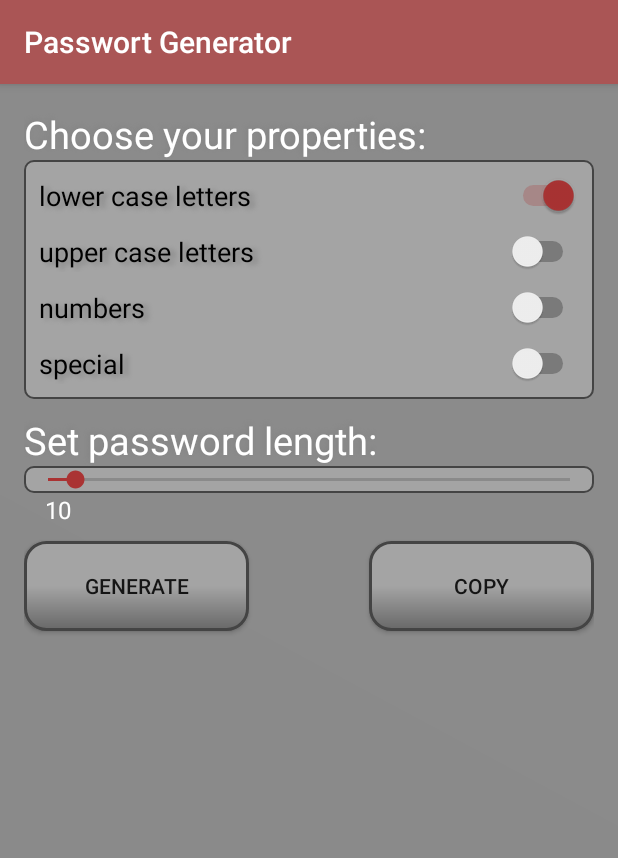
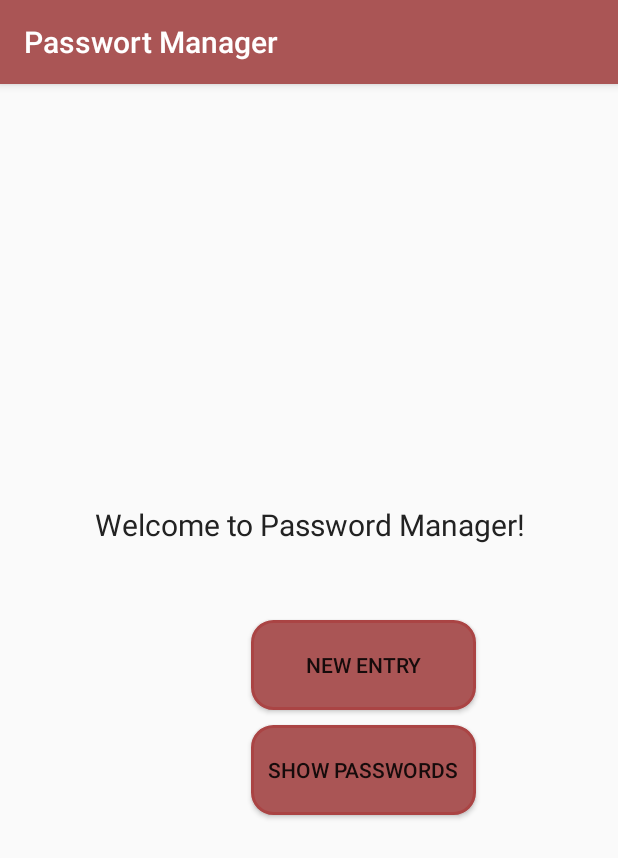
Before and after one commit to feuertower/passwortGenerator, an Android app: the screen it shows after launch (MainActivity before the commit, startScreen after it), on a phone screen of 412 x 824 dp. Shown: the top 858 px of the screen. Run offline under Robolectric (Android 15) with nearby library versions, the phone set to English and light mode, and no system bars.

Commit message:
new activity, new layout

```diff
--- a/app/build.gradle
+++ b/app/build.gradle
@@ -23,6 +23,9 @@ dependencies {
     implementation fileTree(dir: 'libs', include: ['*.jar'])
     implementation 'com.android.support:appcompat-v7:28.0.0-rc01'
     implementation 'com.android.support.constraint:constraint-layout:1.1.2'
+    implementation 'com.android.support:design:28.0.0'
+    implementation 'com.android.support:support-annotations:28.0.0'
+    implementation 'android.arch.lifecycle:extensions:1.1.1'
     testImplementation 'junit:junit:4.12'
     androidTestImplementation 'com.android.support.test:runner:1.0.2'
     androidTestImplementation 'com.android.support.test.espresso:espresso-core:3.0.2'
--- /dev/null
+++ b/app/src/main/java/com/dominik/passwortgenerator/startScreen.java
@@ -0,0 +1,56 @@
+package com.dominik.passwortgenerator;
+import android.content.Intent;
+import android.os.Bundle;
+
+import android.os.Bundle;
+import android.os.Handler;
+import android.support.v7.app.AppCompatActivity;
+import android.view.View;
+import android.widget.Toast;
+
+import com.dominik.passwortgenerator.MainActivity;
+
+import static android.widget.Toast.LENGTH_SHORT;
+
+public class startScreen extends AppCompatActivity{
+
+    long millis = 0;
+    Toast toast = null;
+
+    @Override
+    protected void onCreate(Bundle savedInstanceState){
+        super.onCreate(savedInstanceState);
+        setContentView(R.layout.start_screen);
+
+    }
+
+    private void onNewPasswordClicked() {
+
+        Intent intent = new Intent(startScreen.this, MainActivity.class);
+        startActivity( intent );
+        finish();
+    }
+
+    public void clickHandler(View view) {
+
+        switch(view.getId()) {
+            case R.id.btnNewPassword:
+                onNewPasswordClicked();
+                break;
+        }
+    }
+
+    public void onBackPressed() {
+        if( (System.currentTimeMillis() - millis) < 1000 ){
+            toast.cancel();
+            finish();
+        }
+        else
+        {
+            toast = Toast.makeText(this, R.string.double_press_back, LENGTH_SHORT);
+            toast.show();
+        }
+
+        millis = System.currentTimeMillis();
+    }
+}
--- a/app/src/main/res/drawable/button_custom.xml
+++ b/app/src/main/res/drawable/button_custom.xml
@@ -21,12 +21,5 @@
 
     <solid android:color="@color/colorButtonBackground" />
 
-    <gradient
-        android:startColor="@color/colorButtonBackground"
-        android:centerColor="@color/colorButtonBackground"
-        android:endColor="@color/colorButtonAccent"
-        android:angle="-90"
-        android:type="linear"
-        />
 
 </shape>
--- a/app/src/main/res/layout/activity_main.xml
+++ b/app/src/main/res/layout/new_password.xml
@@ -4,7 +4,7 @@
     xmlns:tools="http://schemas.android.com/tools"
     android:layout_width="match_parent"
     android:layout_height="match_parent"
-    android:background="@drawable/gradient_background"
+    android:background="@color/colorEdit"
     android:padding="16dp"
     tools:context=".MainActivity">
 
@@ -25,31 +25,37 @@
             android:orientation="vertical">
 
             <TextView
-                android:id="@+id/textSelectProperties"
+                android:id="@+id/textName"
                 android:layout_width="wrap_content"
                 android:layout_height="wrap_content"
-                android:text="@string/property_text"
+                android:text="@string/name"
+                android:textColor="@color/colorText"
+                android:theme="@style/myText"
+                app:layout_constraintTop_toTopOf="parent"
+                app:layout_constraintBottom_toTopOf="@id/textPassword"
+                app:layout_constraintStart_toStartOf="parent"
+                />
+
+            <TextView
+                android:id="@+id/textPassword"
+                android:layout_width="wrap_content"
+                android:layout_height="wrap_content"
+                android:text="@string/password_text"
                 android:textColor="@color/colorText"
                 android:theme="@style/myText"
                 app:layout_constraintBottom_toTopOf="@id/switchLayout"
-                app:layout_constraintStart_toStartOf="parent"
-                app:layout_constraintTop_toTopOf="parent"
-                tools:layout_conversion_absoluteHeight="34dp"
-                tools:layout_conversion_absoluteWidth="336dp" />
+                app:layout_constraintTop_toBottomOf="@id/textName"
+                app:layout_constraintStart_toStartOf="parent"/>
 
             <RelativeLayout
                 android:id="@+id/switchLayout"
                 android:layout_width="wrap_content"
                 android:layout_height="wrap_content"
-                android:background="@drawable/element_background_custom"
                 android:padding="10dp"
                 app:layout_constraintEnd_toEndOf="parent"
                 app:layout_constraintStart_toStartOf="parent"
-                app:layout_constraintTop_toBottomOf="@id/textSelectProperties"
-                tools:layout_conversion_absoluteHeight="148dp"
-                tools:layout_conversion_absoluteWidth="336dp"
-                tools:layout_editor_absoluteX="24dp"
-                tools:layout_editor_absoluteY="50dp">
+                app:layout_constraintTop_toBottomOf="@id/textPassword"
+               >
 
                 <Switch
                     android:id="@+id/cbLowerCharacter"
@@ -95,22 +101,23 @@
                 android:id="@+id/setPwLength"
                 android:layout_width="wrap_content"
                 android:layout_height="wrap_content"
-                android:layout_marginTop="10dp"
                 android:text="@string/set_password_length_text"
                 android:textColor="@color/colorText"
                 android:theme="@style/myText"
-                app:layout_constraintStart_toStartOf="parent"
-                app:layout_constraintTop_toBottomOf="@id/switchLayout" />
+                app:layout_constraintLeft_toLeftOf="parent"
+                app:layout_constraintRight_toLeftOf="@+id/pwLengthSlider"
+                app:layout_constraintTop_toBottomOf="@+id/switchLayout"
+             />
 
             <SeekBar
                 android:id="@+id/pwLengthSlider"
-                android:layout_width="match_parent"
+                android:layout_width="200dp"
                 android:layout_height="wrap_content"
-                android:background="@drawable/element_background_custom"
                 android:max="95"
                 android:theme="@style/mySwitch"
-                app:layout_constraintStart_toStartOf="parent"
-                app:layout_constraintTop_toBottomOf="@id/setPwLength" />
+                app:layout_constraintRight_toRightOf="parent"
+                app:layout_constraintLeft_toRightOf="@+id/setPwLength"
+                app:layout_constraintTop_toBottomOf="@+id/switchLayout" />
 
             <TextView
                 android:id="@+id/pwLength"
--- /dev/null
+++ b/app/src/main/res/layout/start_screen.xml
@@ -0,0 +1,60 @@
+<?xml version="1.0" encoding="utf-8"?>
+<android.support.constraint.ConstraintLayout
+    xmlns:android="http://schemas.android.com/apk/res/android"
+    xmlns:app="http://schemas.android.com/apk/res-auto"
+    xmlns:tools="http://schemas.android.com/tools"
+    android:layout_width="match_parent"
+    android:layout_height="match_parent"
+    android:padding="16dp"
+    tools:context=".startScreen">
+
+    <RelativeLayout
+        android:id="@+id/mainLayout"
+        android:layout_width="fill_parent"
+        android:layout_height="fill_parent"
+        android:padding="10dp"
+        android:gravity="center"
+        app:layout_constraintBottom_toTopOf="parent"
+        app:layout_constraintEnd_toStartOf="parent"
+        app:layout_constraintStart_toStartOf="parent"
+        app:layout_constraintTop_toTopOf="parent">
+
+        <TextView
+            android:id="@+id/welcomeText"
+            android:layout_width="wrap_content"
+            android:layout_height="wrap_content"
+            android:text="@string/welcome_str"
+            android:textColor="@color/colorShadow"
+            android:textSize="20dp"
+            android:layout_marginBottom="50dp"
+            android:gravity="center"
+            />
+
+
+            <Button
+                android:id="@+id/btnNewPassword"
+                android:layout_width="wrap_content"
+                android:layout_height="wrap_content"
+                android:paddingLeft="5dp"
+                android:paddingRight="5dp"
+                android:text="@string/pw_gen_btn"
+                android:background="@drawable/button_custom"
+                android:layout_below="@id/welcomeText"
+                android:layout_centerInParent="true"
+                android:onClick="clickHandler"/>
+
+            <Button
+                android:id="@+id/showPasswords"
+                android:layout_width="wrap_content"
+                android:layout_height="wrap_content"
+                android:text="@string/show_pw"
+                android:background="@drawable/button_custom"
+                android:layout_below="@id/btnNewPassword"
+                android:layout_centerInParent="true"
+                android:layout_marginTop="10dp"
+                android:onClick="clickHandler" />
+
+
+    </RelativeLayout>
+
+</android.support.constraint.ConstraintLayout>
--- a/app/src/main/res/values/colors.xml
+++ b/app/src/main/res/values/colors.xml
@@ -12,13 +12,12 @@
     <color name="colorHint">#882222</color>
     <color name="colorEditText">#AA4444</color>
 
-    <color name="colorText">#FFFFFF</color>
+    <color name="colorText">#222222</color>
     <color name="colorTextBackground">#A4A4A4</color>
     <color name="colorTextShadow">#848484</color>
 
-    <color name="colorButtonBackground">#A4A4A4</color>
-    <color name="colorButtonAccent">#686868</color>
-    <color name="colorButtonStroke">#444444</color>
+    <color name="colorButtonBackground">#AA5555</color>
+    <color name="colorButtonStroke">#AA4444</color>
 
     <color name="colorShadow">#222222</color>
 </resources>
--- /dev/null
+++ b/app/src/main/res/values/dimens.xml
@@ -0,0 +1,5 @@
+<resources>
+    <!-- Default screen margins, per the Android Design guidelines. -->
+    <dimen name="activity_horizontal_margin">16dp</dimen>
+    <dimen name="activity_vertical_margin">16dp</dimen>
+</resources>
--- a/app/src/main/res/values/strings.xml
+++ b/app/src/main/res/values/strings.xml
@@ -1,12 +1,23 @@
 <resources>
-    <string name="app_name">Passwort Generator</string>
-    <string name="property_text">Choose your properties:</string>
+    // main
+    <string name="app_name">Passwort Manager</string>
+
+    // startScreen :
+    <string name="welcome_str">Welcome to Password Manager!</string>
+    <string name="pw_gen_btn">New Entry</string>
+    <string name="show_pw">Show Passwords</string>
+    <string name="double_press_back">Press back twice to close!</string>
+
+
+    // mainActivity:
+    <string name="name">Username:</string>
+    <string name="password_text">Password:</string>
     <string name="cb_lower_case">lower case letters</string>
     <string name="cb_upper_case">upper case letters</string>
     <string name="cb_numbers_text">numbers</string>
     <string name="cb_special_text">special</string>
     <string name="generate_text">Generate</string>
-    <string name="set_password_length_text">Set password length:</string>
+    <string name="set_password_length_text">Length:</string>
     <string name="generated_password_text">Generated password:</string>
     <string name="copy_btn">Copy</string>
     <string name="pw_text_hint">your password</string>
--- a/app/src/main/res/values/styles.xml
+++ b/app/src/main/res/values/styles.xml
@@ -10,29 +10,18 @@
 
     <style name="mySwitch">
         <item name="android:colorControlActivated">@color/colorSwitch</item>
-        <item name="android:shadowColor">@color/colorTextShadow</item>
-        <item name="android:shadowDx">5</item>
-        <item name="android:shadowDy">2</item>
-        <item name="android:shadowRadius">4</item>
         <item name="android:textSize">18sp</item>
         <item name="android:textColor">@color/colorText</item>
     </style>
 
     <style name="myText">
         <item name="android:shadowColor">@color/colorTextShadow</item>
-        <item name="android:shadowDx">-2</item>
-        <item name="android:shadowDy">-2</item>
-        <item name="android:shadowRadius">4</item>
         <item name="android:textSize">25sp</item>
     </style>
 
     <style name="myButton">
         <item name="android:textColor">@color/colorText</item>
-        <item name="android:shadowColor">@color/colorTextShadow</item>
-        <item name="android:shadowDx">-2</item>
-        <item name="android:shadowDy">-2</item>
-        <item name="android:shadowRadius">4</item>
-        <item name="android:background">@drawable/gradient_background</item>
+        <item name="android:background">@color/colorButtonBackground</item>
     </style>
 
 </resources>
--- a/build.gradle
+++ b/build.gradle
@@ -7,7 +7,7 @@ buildscript {
         jcenter()
     }
     dependencies {
-        classpath 'com.android.tools.build:gradle:3.1.3'
+        classpath 'com.android.tools.build:gradle:3.4.1'
 
 
         // NOTE: Do not place your application dependencies here; they belong
```
Also changed, not shown: app/src/main/AndroidManifest.xml (+4 -5 lines), app/src/main/java/com/dominik/passwortgenerator/MainActivity.java (+9 -2 lines), gradle/wrapper/gradle-wrapper.properties, 4 other files.
